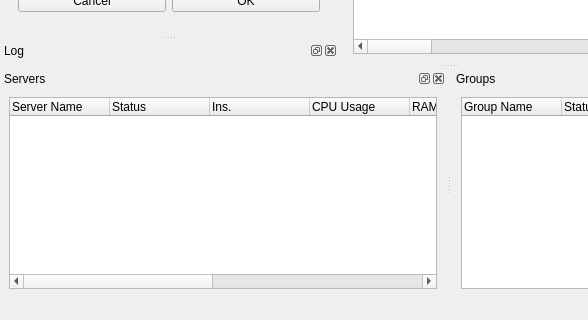
Above: src/monitor/ui/main.ui from fcocc77/cats_farm before the change; both pictures show x 0 to 588 and y 772 to 1092 of the 898 by 1092 pixel window. Below: the same form after it.
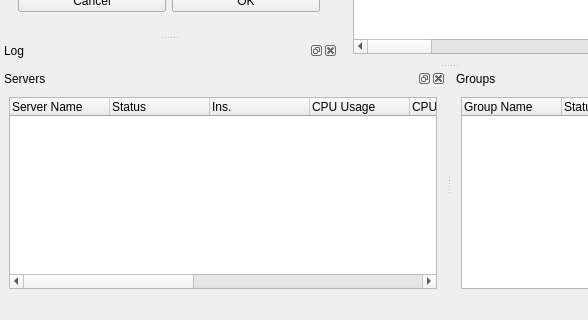
That is the form after the change.

Diff of the .ui file:
```diff
--- a/src/monitor/ui/main.ui
+++ b/src/monitor/ui/main.ui
@@ -289,6 +289,11 @@
         <string notr="true">CPU Usage</string>
     </property>
 </column>
+                    <column>
+    <property name="text">
+        <string notr="true">CPU Temp</string>
+    </property>
+</column>
                     <column>
     <property name="text">
         <string notr="true">RAM Usage</string>
```
